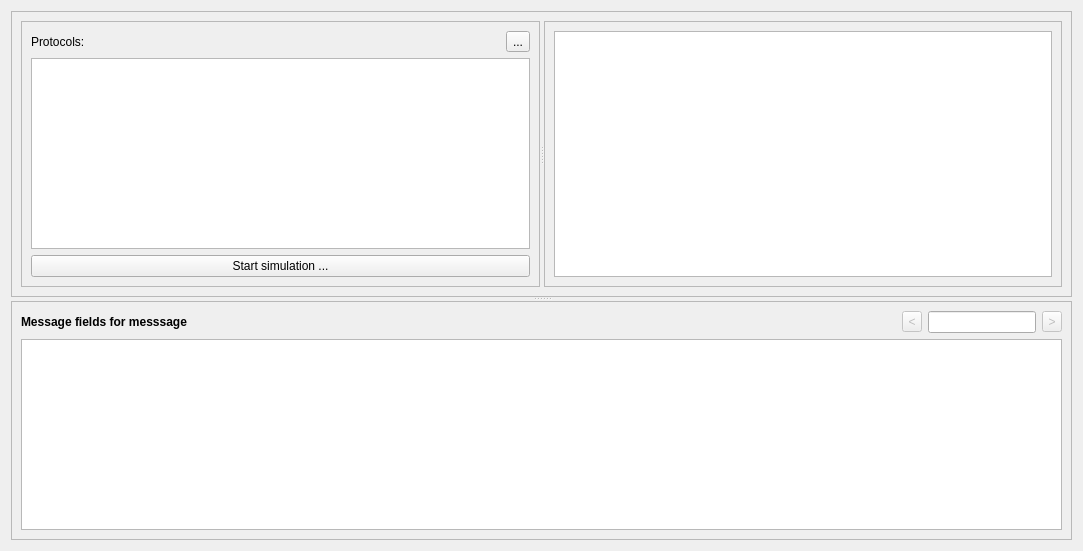
Before: the Qt Designer form ui/simulator.ui in jopohl/urh, drawn with Qt 5.
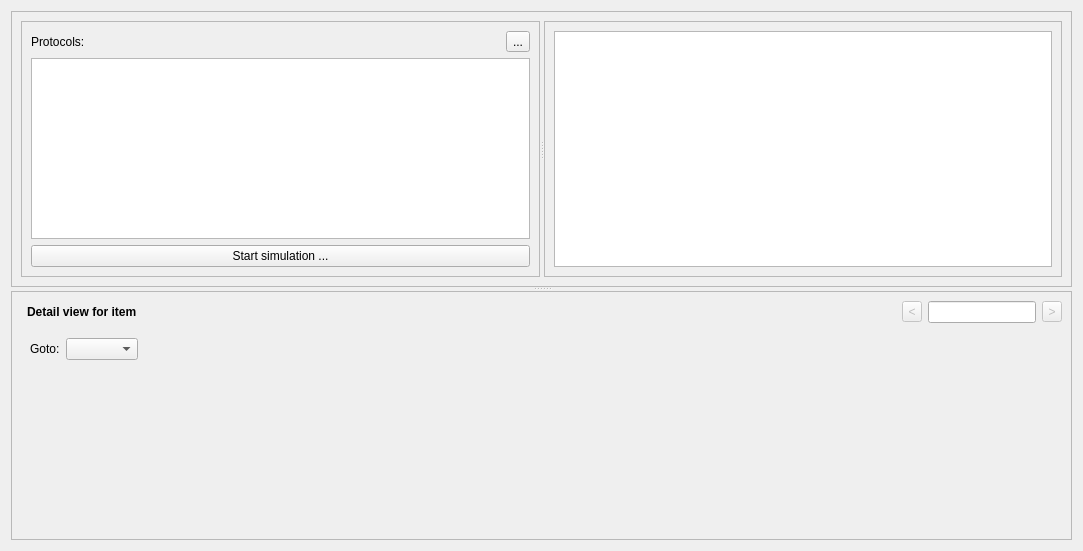
After: the same form once the commit is applied. The open tabs and pages were chosen to show the change. Icons and pictures are not drawn. Custom widgets are drawn as their Qt base class.

Commit message: add goto action backend

Diff of the .ui file:
```diff
--- a/ui/simulator.ui
+++ b/ui/simulator.ui
@@ -13,8 +13,8 @@
   <property name="windowTitle">
    <string>Form</string>
   </property>
-  <layout class="QVBoxLayout" name="verticalLayout_2">
-   <item>
+  <layout class="QGridLayout" name="gridLayout_2">
+   <item row="0" column="0">
     <widget class="QSplitter" name="splitter">
      <property name="orientation">
       <enum>Qt::Vertical</enum>
@@ -99,57 +99,7 @@
        <enum>QFrame::Raised</enum>
       </property>
       <layout class="QGridLayout" name="gridLayout">
-       <item row="2" column="0" colspan="5">
-        <widget class="QTableView" name="tblViewFieldValues">
-         <property name="sizePolicy">
-          <sizepolicy hsizetype="Expanding" vsizetype="Preferred">
-           <horstretch>0</horstretch>
-           <verstretch>0</verstretch>
-          </sizepolicy>
-         </property>
-         <property name="alternatingRowColors">
-          <bool>true</bool>
-         </property>
-         <property name="showGrid">
-          <bool>false</bool>
-         </property>
-         <attribute name="horizontalHeaderVisible">
-          <bool>true</bool>
-         </attribute>
-         <attribute name="horizontalHeaderCascadingSectionResizes">
-          <bool>false</bool>
-         </attribute>
-         <attribute name="horizontalHeaderDefaultSectionSize">
-          <number>150</number>
-         </attribute>
-         <attribute name="horizontalHeaderStretchLastSection">
-          <bool>true</bool>
-         </attribute>
-         <attribute name="verticalHeaderVisible">
-          <bool>false</bool>
-         </attribute>
-        </widget>
-       </item>
-       <item row="0" column="0">
-        <widget class="QLabel" name="lblMsgFieldsValues">
-         <property name="sizePolicy">
-          <sizepolicy hsizetype="Preferred" vsizetype="Fixed">
-           <horstretch>0</horstretch>
-           <verstretch>0</verstretch>
-          </sizepolicy>
-         </property>
-         <property name="font">
-          <font>
-           <weight>75</weight>
-           <bold>true</bold>
-          </font>
-         </property>
-         <property name="text">
-          <string>&lt;html&gt;&lt;head/&gt;&lt;body&gt;&lt;p&gt;Message fields for messsage&lt;/p&gt;&lt;/body&gt;&lt;/html&gt;</string>
-         </property>
-        </widget>
-       </item>
-       <item row="0" column="3">
+       <item row="0" column="4">
         <widget class="QLineEdit" name="navLineEdit">
          <property name="sizePolicy">
           <sizepolicy hsizetype="Minimum" vsizetype="Fixed">
@@ -159,7 +109,7 @@
          </property>
         </widget>
        </item>
-       <item row="0" column="2">
+       <item row="0" column="3">
         <widget class="QToolButton" name="btnPrevNav">
          <property name="enabled">
           <bool>false</bool>
@@ -185,7 +135,7 @@
          </property>
         </widget>
        </item>
-       <item row="0" column="4">
+       <item row="0" column="5">
         <widget class="QToolButton" name="btnNextNav">
          <property name="enabled">
           <bool>false</bool>
@@ -211,7 +161,90 @@
          </property>
         </widget>
        </item>
-       <item row="0" column="1">
+       <item row="3" column="0" colspan="6">
+        <widget class="QStackedWidget" name="detail_view_widget">
+         <property name="currentIndex">
+          <number>0</number>
+         </property>
+         <widget class="QWidget" name="page_empty"/>
+         <widget class="QWidget" name="page">
+          <layout class="QGridLayout" name="verticalLayout_6">
+           <item row="1" column="0">
+            <widget class="QLabel" name="label_2">
+             <property name="text">
+              <string>Goto:</string>
+             </property>
+            </widget>
+           </item>
+           <item row="1" column="1">
+            <widget class="QComboBox" name="goto_combobox"/>
+           </item>
+           <item row="2" column="0">
+            <spacer name="verticalSpacer">
+             <property name="orientation">
+              <enum>Qt::Vertical</enum>
+             </property>
+             <property name="sizeHint" stdset="0">
+              <size>
+               <width>20</width>
+               <height>40</height>
+              </size>
+             </property>
+            </spacer>
+           </item>
+           <item row="1" column="2">
+            <spacer name="horizontalSpacer">
+             <property name="orientation">
+              <enum>Qt::Horizontal</enum>
+             </property>
+             <property name="sizeHint" stdset="0">
+              <size>
+               <width>40</width>
+               <height>20</height>
+              </size>
+             </property>
+            </spacer>
+           </item>
+          </layout>
+         </widget>
+         <widget class="QWidget" name="page_2">
+          <layout class="QVBoxLayout" name="verticalLayout_5">
+           <item>
+            <widget class="QTableView" name="tblViewFieldValues">
+             <property name="sizePolicy">
+              <sizepolicy hsizetype="Expanding" vsizetype="Preferred">
+               <horstretch>0</horstretch>
+               <verstretch>0</verstretch>
+              </sizepolicy>
+             </property>
+             <property name="alternatingRowColors">
+              <bool>true</bool>
+             </property>
+             <property name="showGrid">
+              <bool>false</bool>
+             </property>
+             <attribute name="horizontalHeaderVisible">
+              <bool>false</bool>
+             </attribute>
+             <attribute name="horizontalHeaderCascadingSectionResizes">
+              <bool>false</bool>
+             </attribute>
+             <attribute name="horizontalHeaderDefaultSectionSize">
+              <number>150</number>
+             </attribute>
+             <attribute name="horizontalHeaderStretchLastSection">
+              <bool>true</bool>
+             </attribute>
+             <attribute name="verticalHeaderVisible">
+              <bool>false</bool>
+             </attribute>
+            </widget>
+           </item>
+          </layout>
+         </widget>
+        </widget>
+       </item>
+       <item row="0" column="2">
         <spacer name="horizontalSpacer_2">
          <property name="orientation">
           <enum>Qt::Horizontal</enum>
@@ -224,6 +257,25 @@
          </property>
         </spacer>
        </item>
+       <item row="0" column="1">
+        <widget class="QLabel" name="lblMsgFieldsValues">
+         <property name="sizePolicy">
+          <sizepolicy hsizetype="Preferred" vsizetype="Fixed">
+           <horstretch>0</horstretch>
+           <verstretch>0</verstretch>
+          </sizepolicy>
+         </property>
+         <property name="font">
+          <font>
+           <weight>75</weight>
+           <bold>true</bold>
+          </font>
+         </property>
+         <property name="text">
+          <string>&lt;html&gt;&lt;head/&gt;&lt;body&gt;&lt;p&gt;Detail view for item&lt;/p&gt;&lt;/body&gt;&lt;/html&gt;</string>
+         </property>
+        </widget>
+       </item>
       </layout>
      </widget>
     </widget>
```
Left out of the diff: 6 changed lines with no effect on the pictures. The commit also changes 4 other files.
